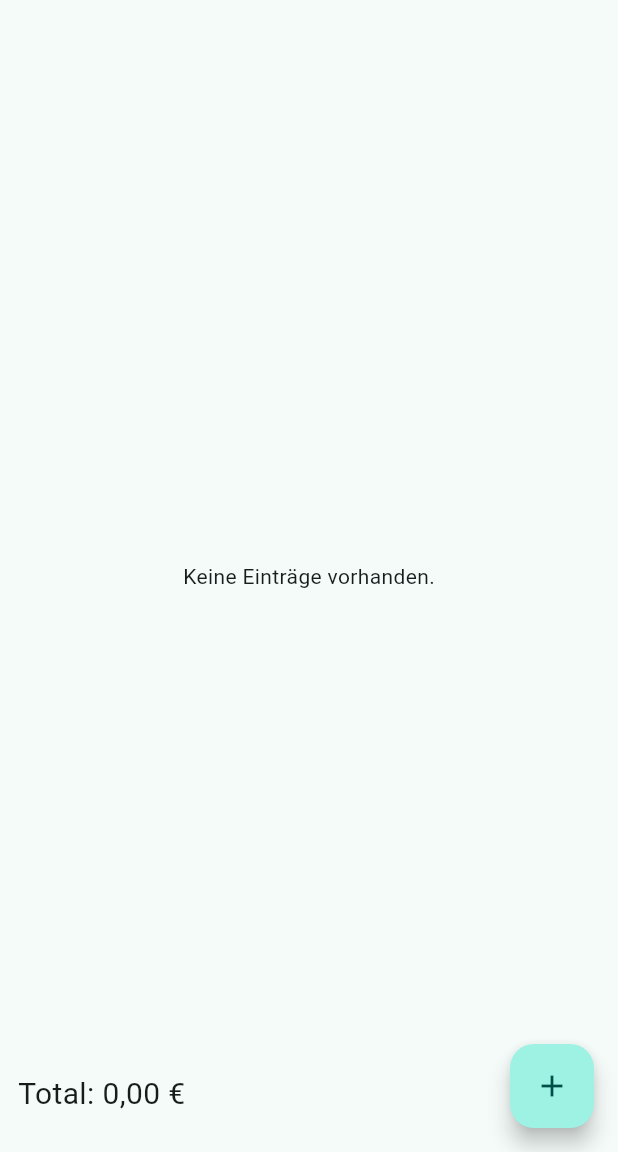
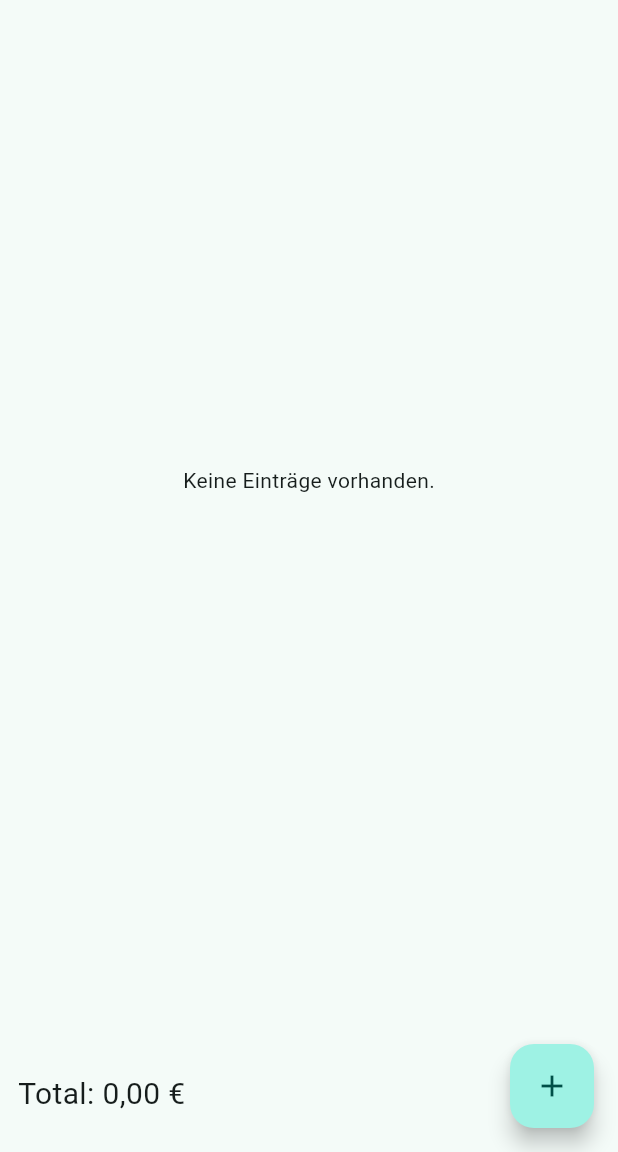
Before and after one commit to Johannes-Nodop-Maass/splitti, a Flutter app: the screen it shows after launch, on a phone screen of 412 x 824 dp, the part 84-1236 px from its top. Run offline on Flutter 3.47's test engine with Material 3 defaults, Android fonts, the phone set to English and light mode, and no system bars; our stand-ins replace equatable, flutter_bloc, flutter_hooks, hydrated_bloc; missing offline and left inert: leancode_hooks.

Commit message:
Update AppIcon, add bottomPadding to Table, readjust column spacing

```diff
--- a/lib/features/home.dart
+++ b/lib/features/home.dart
@@ -49,7 +49,7 @@ class HomePage extends HookWidget {
 
         final screenWidth = MediaQuery.sizeOf(context).width;
 
-        final textColumnWidth = (screenWidth - 24 * 9.5) / 2;
+        final textColumnWidth = (screenWidth - 16 * 12.3) / 2;
 
         return Scaffold(
           appBar: AppBar(
@@ -73,9 +73,10 @@ class HomePage extends HookWidget {
               Container(
                 alignment: Alignment.center,
                 child: SingleChildScrollView(
+                  padding: const EdgeInsets.only(bottom: 128),
                   child: receipts.invoices.isNotEmpty
                       ? DataTable(
-                          columnSpacing: 24,
+                          columnSpacing: 16,
                           headingRowHeight: 32,
                           columns: const [
                             DataColumn(label: CText('Datum')),
@@ -131,18 +132,19 @@ class HomePage extends HookWidget {
           ),
         ),
         SizedBox(
-          width: textColumnWidth,
+          width: textColumnWidth * 1.5 - 16,
           child: CText(
               '${receipt.name} ${receipt.recurrence != Recurrence.once ? '↻' : ''}'),
         ),
         SizedBox(
-          width: textColumnWidth,
+          width: textColumnWidth / 1.5,
           child: CText(
               '${receipt.value.toStringAsFixed(2).replaceAll('.', ',')} €'),
         ),
         SizedBox(
           width: 24,
           child: IconButton(
+            padding: EdgeInsets.zero,
             onPressed: () =>
                 Navigator.of(context).push(EditReceiptRoute(receipt)),
             icon: const Icon(Icons.edit),
@@ -151,6 +153,7 @@ class HomePage extends HookWidget {
         SizedBox(
           width: 24,
           child: IconButton(
+            padding: EdgeInsets.zero,
             onPressed: () async {
               final confirmed = await Navigator.of(context).push(
                 QuitConfirmationRoute(),
```
Also changed, not shown: 25 other files.
